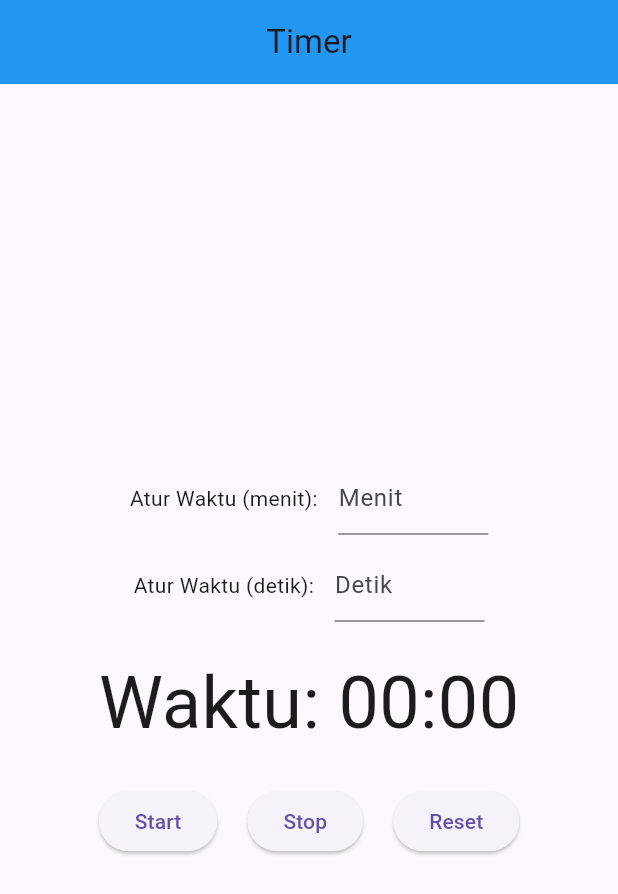
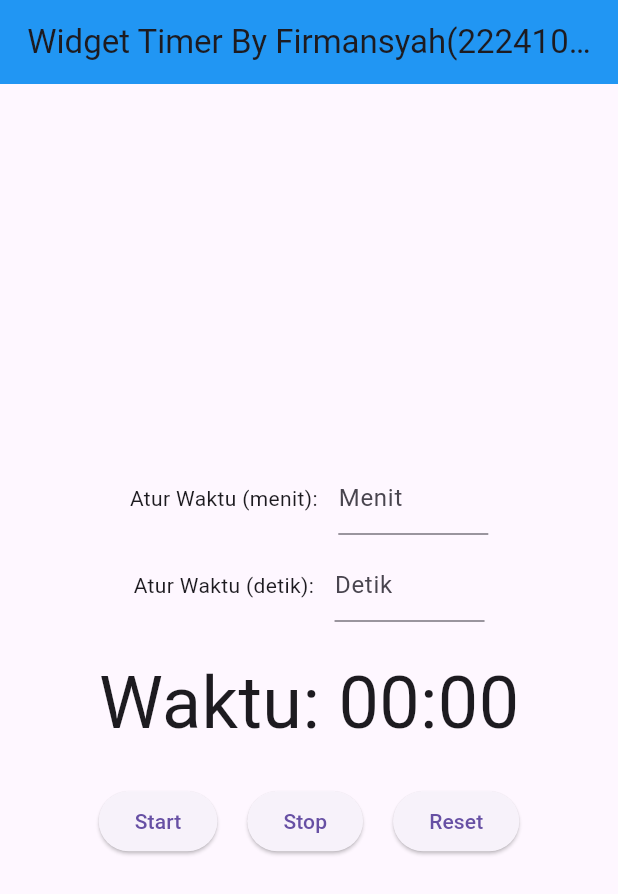
Before and after one commit to FirmansyahAji13/App_Flutter_Timer, a Flutter app: the screen it shows after launch, on a phone screen of 412 x 824 dp. Shown: the top 894 px of the screen. Run offline on Flutter 3.47's test engine with Material 3 defaults, Android fonts, the phone set to English and light mode, and no system bars.

Commit message:
Update main.dart

```diff
--- a/lib/main.dart
+++ b/lib/main.dart
@@ -80,7 +80,7 @@ class _TimerScreenState extends State<TimerScreen> {
   Widget build(BuildContext context) {
     return Scaffold(
       appBar: AppBar(
-        title: Text('Timer', textAlign: TextAlign.center),
+        title: Text('Widget Timer By Firmansyah(222410102058)', textAlign: TextAlign.center),
         centerTitle: true,
         backgroundColor: Colors.blue,
       ),
```
